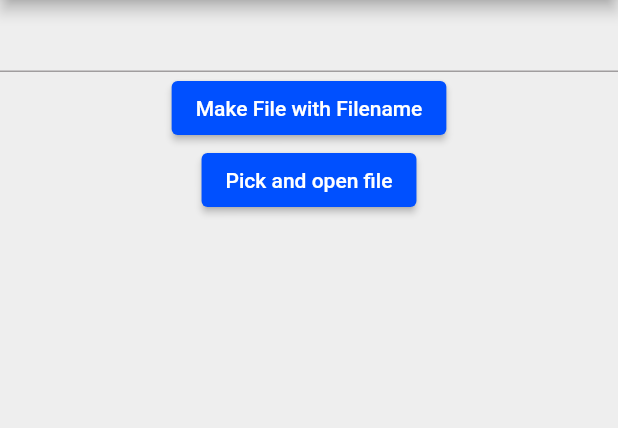
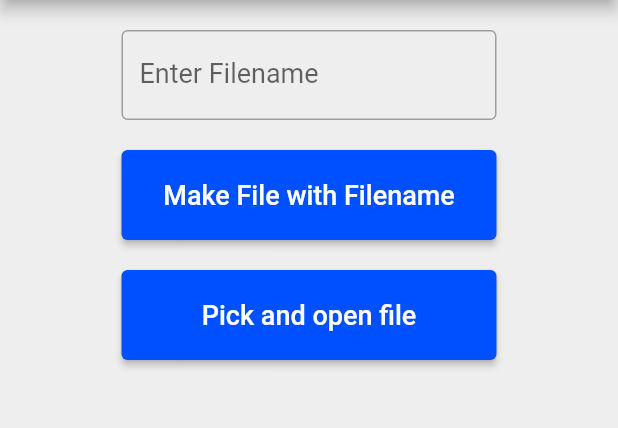
Before and after one commit to Ententerminator/Flutter, a Flutter app: the FileAccess screen opened directly, on a phone screen of 412 x 824 dp, the part 84-512 px from its top. Run offline on Flutter 3.47's test engine with Material 2 defaults, Android fonts, the phone set to English and light mode, and no system bars; our stand-ins replace camera, file_picker, flutter_contacts, geolocator, image_gallery_saver, open_file and 2 more; accounts and stored records are empty; Roboto replaces fonts that are missing (Times New Roman).

Commit message:
fileaccess done

```diff
--- a/example_flutter_app/lib/file_access.dart
+++ b/example_flutter_app/lib/file_access.dart
@@ -17,16 +17,11 @@ class _FileAccessState extends State<FileAccess> {
   final _controller = TextEditingController();
   String fileName = '';
 
-
-
-
     Future<void> _saveFile() async {
     final String? downloadsDir = (await getDownloadsDirectory())?.path;
 
-    //print(downloadsDir);
     fileName = _controller.text;
     final fileDownload = File('$downloadsDir/$fileName.txt');
-
 
     await fileDownload.writeAsString('hey ho was geht yo');
   }
@@ -67,23 +62,45 @@ class _FileAccessState extends State<FileAccess> {
       body: Center(
         child: Column(
           children: [
-              TextField(
+            SizedBox( height: 20),
+            SizedBox(
+              width: 250,
+              height: 60,
+              child: TextField(
                 controller: _controller,
+                decoration: InputDecoration(
+                  border: OutlineInputBorder(),
+                  labelText: 'Enter Filename',
                 ),
+                style: TextStyle(
+                  fontSize: 18
+                ),
+              )
+            ),
+            SizedBox( height: 20),
             ElevatedButton(
               onPressed: () async {
                 await _saveFile();
               },
+              style: ElevatedButton.styleFrom(
+                minimumSize: Size(250, 60),
+              ),
               child: Text(
                   'Make File with Filename',
+                  style: TextStyle(fontSize: 18),
                 ),
               ),
+            SizedBox( height: 20),
             ElevatedButton(
               onPressed: () {
                 _pickFile();
               },
+              style: ElevatedButton.styleFrom(
+                minimumSize: Size(250, 60),
+              ),
               child: Text(
                 'Pick and open file',
+                style: TextStyle(fontSize: 18),
               ),
             ),
           ]
--- a/example_flutter_app/lib/main.dart
+++ b/example_flutter_app/lib/main.dart
@@ -18,6 +18,17 @@ class MyApp extends StatelessWidget {
       home: SavedPage(),
       theme: ThemeData(
         fontFamily: 'Times New Roman',
+        textTheme: TextTheme(
+          //for the drawer
+          bodyLarge: TextStyle(
+            fontSize: 15,
+            fontFamily: 'Arial'
+        )),
+        elevatedButtonTheme: ElevatedButtonThemeData(
+          style: ButtonStyle(
+            minimumSize: MaterialStateProperty.all(Size(250, 60))
+          )
+        ),
         //navigationDrawerTheme: NavigationDrawerThemeData( labelTextStyle: ),
         primaryColor: Color.fromARGB(255, 0, 80, 255),
         scaffoldBackgroundColor: Color.fromARGB(255, 238, 238, 238),
```
Lines whose indentation alone changed are shown as unchanged.
